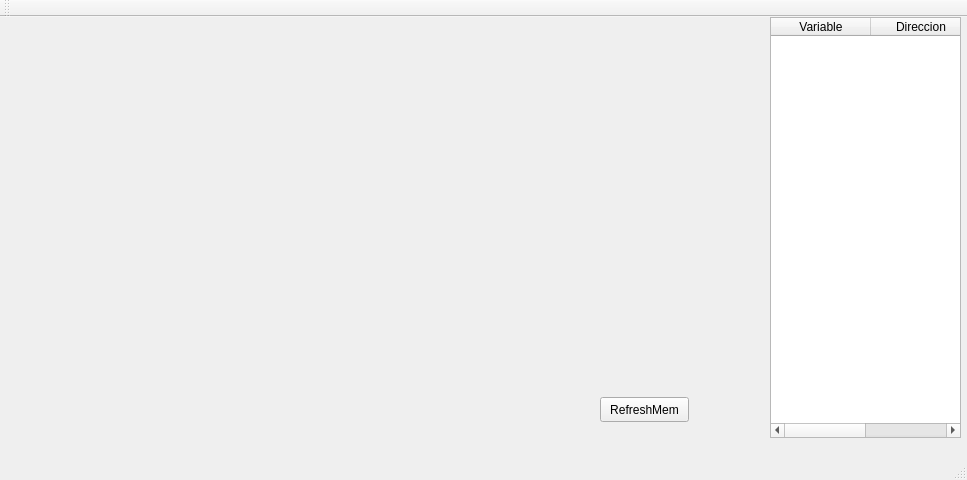
Old version of the form C_IDE/c_ide.ui in the repository fmurillom/C-.
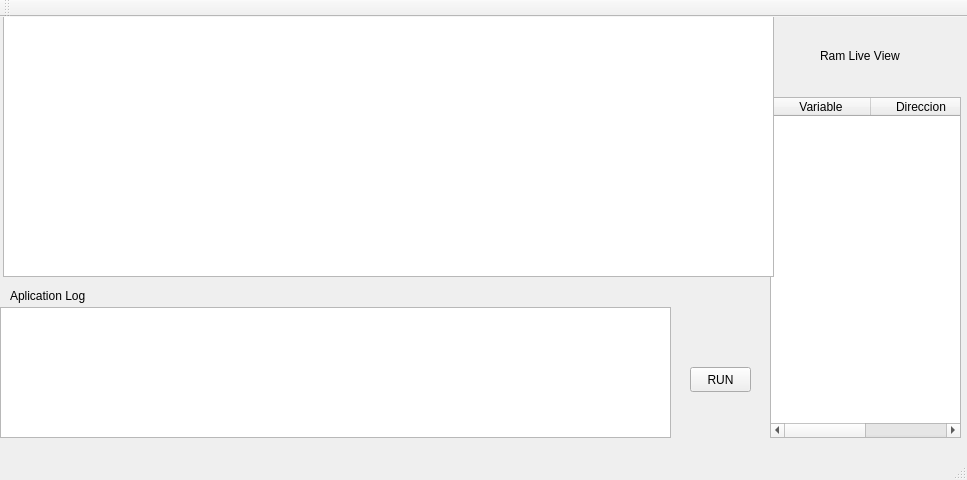
New version of the form.

Commit message: Mejorada GUI agegados elementos faltantes y agregado valor de la variable al buscar y esta si existe

The edit to the form file:
```diff
--- a/C_IDE/c_ide.ui
+++ b/C_IDE/c_ide.ui
@@ -18,9 +18,9 @@
     <property name="geometry">
      <rect>
       <x>770</x>
-      <y>0</y>
+      <y>80</y>
       <width>191</width>
-      <height>421</height>
+      <height>341</height>
      </rect>
     </property>
     <column>
@@ -37,14 +37,60 @@
    <widget class="QPushButton" name="pushButton">
     <property name="geometry">
      <rect>
-      <x>600</x>
-      <y>380</y>
-      <width>89</width>
+      <x>690</x>
+      <y>350</y>
+      <width>61</width>
       <height>25</height>
      </rect>
     </property>
     <property name="text">
-     <string>RefreshMem</string>
+     <string>RUN</string>
+    </property>
+   </widget>
+   <widget class="QLabel" name="label">
+    <property name="geometry">
+     <rect>
+      <x>820</x>
+      <y>30</y>
+      <width>101</width>
+      <height>17</height>
+     </rect>
+    </property>
+    <property name="text">
+     <string>Ram Live View</string>
+    </property>
+   </widget>
+   <widget class="QPlainTextEdit" name="plainTextEdit">
+    <property name="geometry">
+     <rect>
+      <x>3</x>
+      <y>-1</y>
+      <width>771</width>
+      <height>261</height>
+     </rect>
+    </property>
+   </widget>
+   <widget class="QTextBrowser" name="textBrowser">
+    <property name="geometry">
+     <rect>
+      <x>0</x>
+      <y>290</y>
+      <width>671</width>
+      <height>131</height>
+     </rect>
+    </property>
+   </widget>
+   <widget class="QLabel" name="label_2">
+    <property name="geometry">
+     <rect>
+      <x>10</x>
+      <y>270</y>
+      <width>611</width>
+      <height>17</height>
+     </rect>
+    </property>
+    <property name="text">
+     <string>Aplication Log</string>
     </property>
    </widget>
   </widget>
```
The commit also changes 3 other files.
